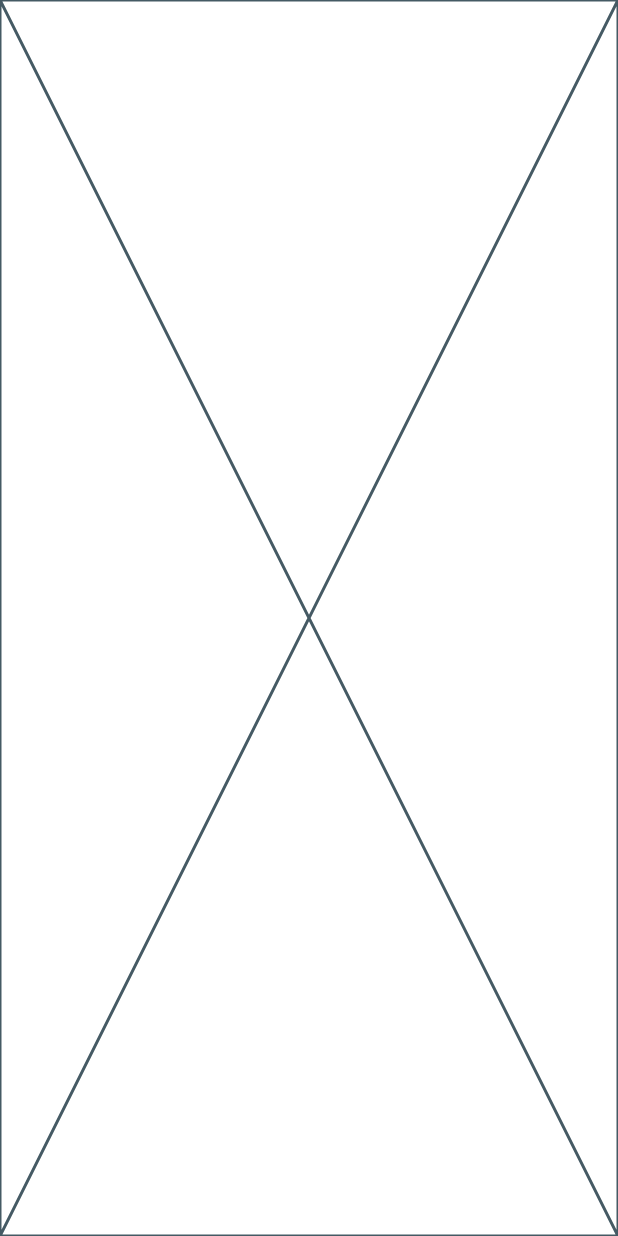
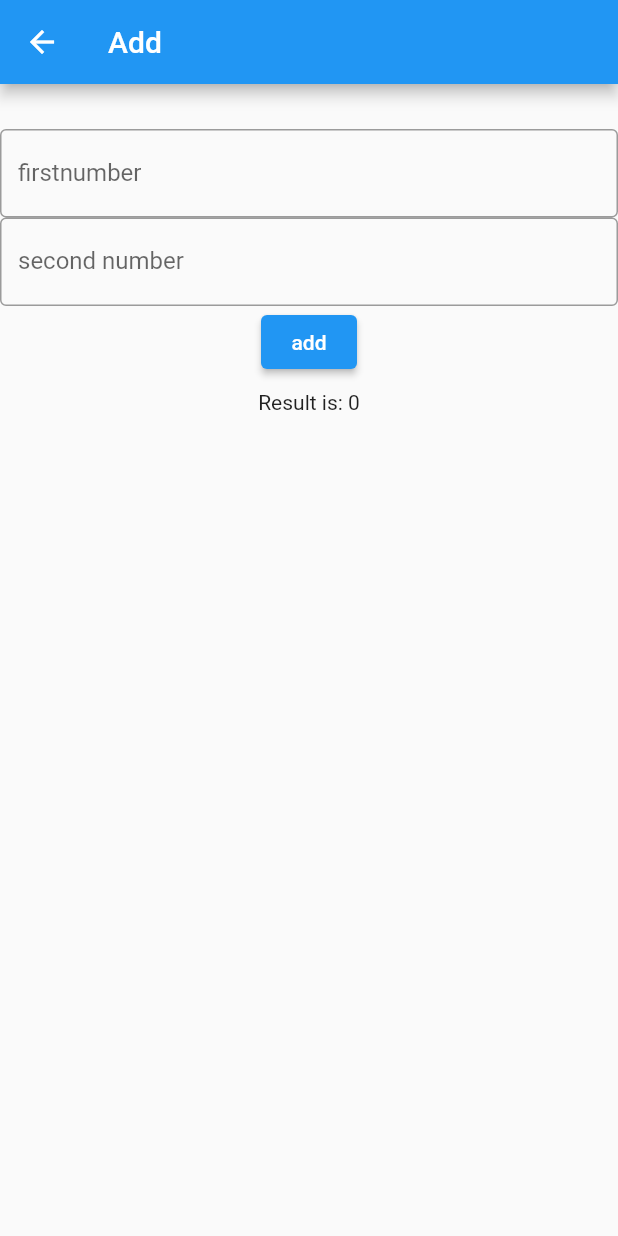
Before and after one commit to manisha54/FlutterApp, a Flutter app: the screen it shows after launch, after a tap on "Add", on a phone screen of 412 x 824 dp. Run offline on Flutter 3.47's test engine with Material 2 defaults, Android fonts, the phone set to English and light mode, and no system bars; our stand-ins replace flutter_riverpod, get_it, shared_preferences; accounts and stored records are empty.

Commit message:
state providers

```diff
--- a/riverpod_state_management/lib/logic/arithmetic.dart
+++ b/riverpod_state_management/lib/logic/arithmetic.dart
@@ -1,3 +1,9 @@
+import 'package:flutter_riverpod/flutter_riverpod.dart';
+
+final arithmeticProvider = Provider<Arithmetic>(
+  (ref) => Arithmetic(),
+);
+
 class Arithmetic {
   int add(int a, int b) {
     return a + b;
--- a/riverpod_state_management/lib/main.dart
+++ b/riverpod_state_management/lib/main.dart
@@ -1,11 +1,15 @@
 import 'package:flutter/material.dart';
+import 'package:flutter_riverpod/flutter_riverpod.dart';
 import 'package:riverpod_state_management/view/add_view.dart';
 import 'package:riverpod_state_management/view/counter_view.dart';
 import 'package:riverpod_state_management/view/dashboard_view.dart';
 
+import 'view/si_calculate_view.dart';
+
 void main() {
   runApp(
-    MaterialApp(
+    ProviderScope(
+      child: MaterialApp(
         debugShowCheckedModeBanner: false,
         title: 'Riverpod state management',
         initialRoute: '/',
@@ -13,7 +17,9 @@ void main() {
           '/': (context) => const DashboardView(),
           '/counter': (context) => const CounterView(),
           '/add': (context) => const AddView(),
+          '/si': (context) => const SICalculateView(),
         },
+      ),
     ),
   );
 }
--- a/riverpod_state_management/lib/view/add_view.dart
+++ b/riverpod_state_management/lib/view/add_view.dart
@@ -1,10 +1,58 @@
 import 'package:flutter/material.dart';
+import 'package:flutter_riverpod/flutter_riverpod.dart';
 
-class AddView extends StatelessWidget {
+import '../logic/arithmetic.dart';
+
+
+class AddView extends ConsumerStatefulWidget {
   const AddView({super.key});
 
   @override
+  ConsumerState<ConsumerStatefulWidget> createState() => _AddViewState();
+}
+
+class _AddViewState extends ConsumerState<AddView> {
+  final firstNoController = TextEditingController();
+  final secondNoController = TextEditingController();
+
+  int result = 0;
+
+  @override
   Widget build(BuildContext context) {
-    return const Placeholder();
+    return Scaffold(
+      appBar: AppBar(
+        title: const Text("Add"),
+      ),
+      body: Column(
+        children: [
+          const SizedBox(
+            height: 30,
+          ),
+          TextField(
+            controller: firstNoController,
+            decoration: const InputDecoration(
+                border: OutlineInputBorder(), labelText: "firstnumber"),
+          ),
+          TextField(
+            controller: secondNoController,
+            decoration: const InputDecoration(
+                border: OutlineInputBorder(), labelText: "second number"),
+          ),
+          ElevatedButton(
+            onPressed: () {
+              int first = int.parse(firstNoController.text);
+              int second = int.parse(secondNoController.text);
+              var arithmetic = ref.read(arithmeticProvider);
+              setState(() {
+                result = arithmetic.add(first, second);
+              });
+            },
+            child: const Text("add"),
+          ),
+          const SizedBox(height: 8),
+          Text('Result is: $result'),
+        ],
+      ),
+    );
   }
 }
--- a/riverpod_state_management/lib/view/dashboard_view.dart
+++ b/riverpod_state_management/lib/view/dashboard_view.dart
@@ -27,6 +27,10 @@ class _DashboardViewState extends State<DashboardView> {
               onPressed: () => Navigator.pushNamed(context, '/add'),
               child: const Text('Add'),
             ),
+            ElevatedButton(
+              onPressed: () => Navigator.pushNamed(context, '/si'),
+              child: const Text('si'),
+            ),
           ],
         ),
       ),
--- a/riverpod_state_management/pubspec.yaml
+++ b/riverpod_state_management/pubspec.yaml
@@ -35,6 +35,8 @@ dependencies:
   # The following adds the Cupertino Icons font to your application.
   # Use with the CupertinoIcons class for iOS style icons.
   cupertino_icons: ^1.0.2
+  flutter_riverpod: ^2.3.6
+
 
 dev_dependencies:
   flutter_test:
```
Also changed, not shown: riverpod_state_management/lib/logic/si_calculate.dart (added, +15 -0 lines), riverpod_state_management/lib/view/counter_view.dart (+15 -7 lines), riverpod_state_management/lib/view/si_calculate_view.dart (added, +78 -0 lines), riverpod_state_management/pubspec.lock. Lines whose indentation alone changed are shown as unchanged.
